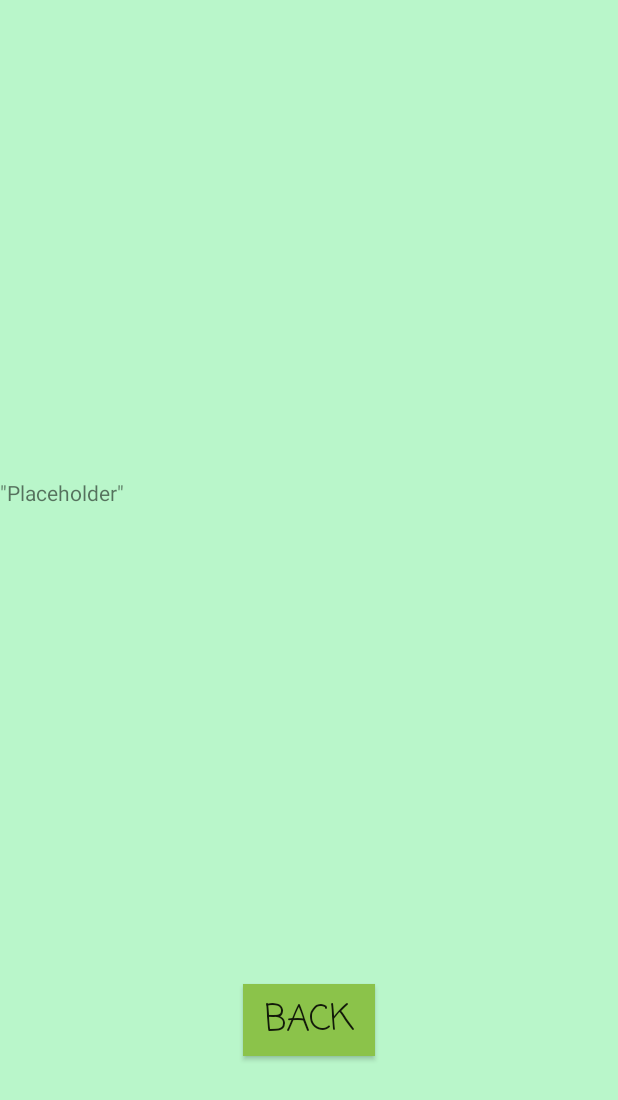
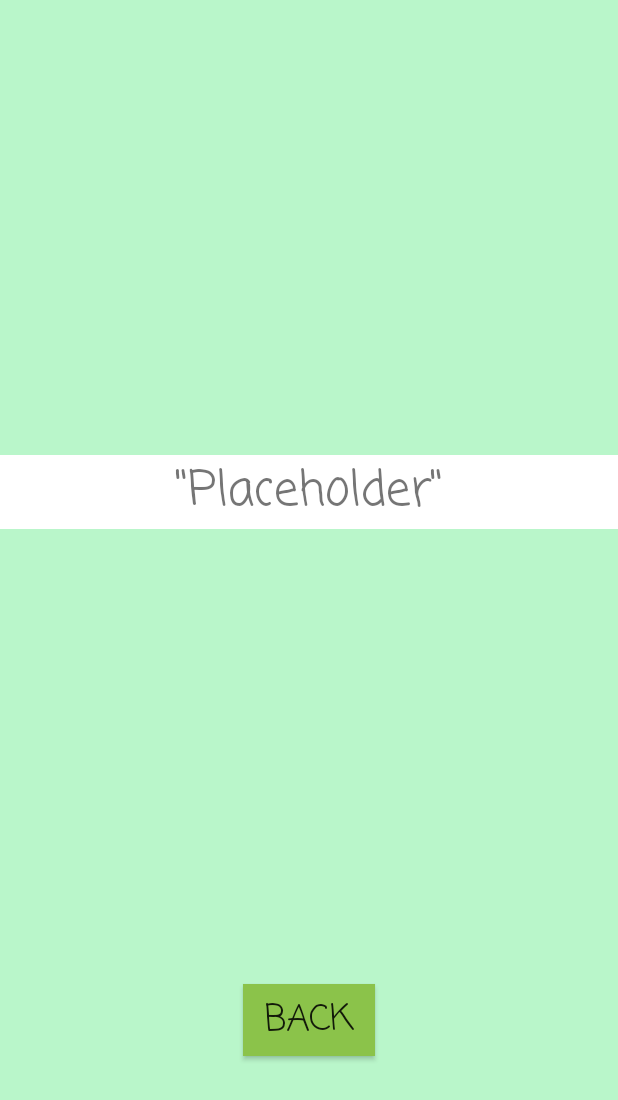
Before and after one commit to richthenoob/CookieJar, an Android app: the Read screen opened directly, with no data from a screen before it, on a phone screen of 412 x 824 dp. Shown: the top 1100 px of the screen. Run offline under Robolectric (Android 15) with nearby library versions, the phone set to English and light mode, and no system bars; our stand-ins replace Room's generated code.

Commit message:
Cosmetic done left with read

```diff
--- a/app/src/main/res/layout/activity_read.xml
+++ b/app/src/main/res/layout/activity_read.xml
@@ -31,7 +31,11 @@
         android:id="@+id/single"
         android:layout_width="match_parent"
         android:layout_height="wrap_content"
+        android:background="@android:color/white"
+        android:fontFamily="casual"
         android:text='"Placeholder"'
+        android:textSize="32sp"
+        android:gravity="center"
         app:layout_constraintBottom_toTopOf="@+id/back"
         app:layout_constraintEnd_toEndOf="parent"
         app:layout_constraintStart_toStartOf="parent"
```
